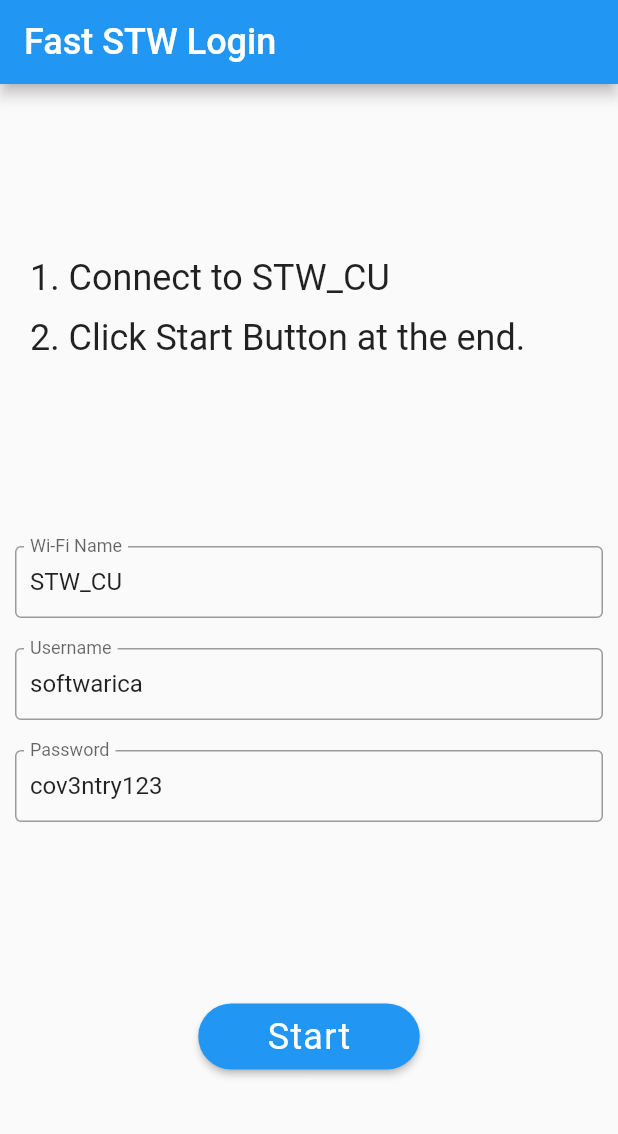
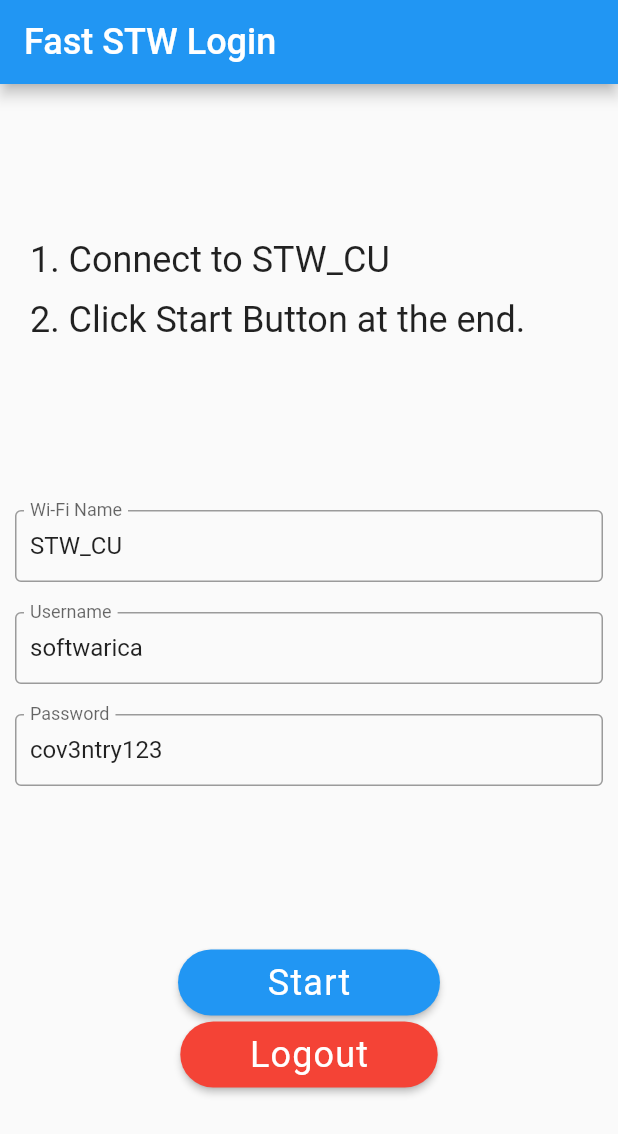
Before and after one commit to zznixt07/gateway-router-login-app, a Flutter app: the screen it shows after launch, on a phone screen of 412 x 824 dp. Shown: the top 1134 px of the screen. Run offline on Flutter 3.47's test engine with Material 2 defaults, Android fonts, the light colour scheme and no system bars.

Commit message:
added logout func

```diff
--- a/lib/main.dart
+++ b/lib/main.dart
@@ -22,6 +22,22 @@ Future<bool> loginToWIFI(String username, String password) async {
   } catch (e) {
   }
   return false;
+}
+
+Future<bool> logoutOfWifi() async {
+  try {
+    http.Response resp = await _get(LOGOUT_URL);
+    String? loc = resp.headers['Location'];
+    if (loc != null) return !(loc.startsWith('gateway.example.com/loginpages/autologout.shtml'));
+    return false;
+  } on http.ClientException {
+  } catch (e) {
+  }
+  return false;
+}
+
+Future<http.Response> _get(String url) {
+  return http.get(Uri.parse(url));
 }
 
 Future<http.Response> _post(String url, Map<String, dynamic> body) {
@@ -63,7 +79,14 @@ class _MyHomePageState extends State<MyHomePage> {
   final TextEditingController _passwordController =
       TextEditingController(text: _defaultPassword);
   final ButtonStyle btnStyle = ElevatedButton.styleFrom(
+      primary: Colors.blue,
       textStyle: const TextStyle(fontSize: 24.0, letterSpacing: 0.8),
+      padding: EdgeInsets.symmetric(horizontal: 46.0, vertical: 8.0),
+      shape: const RoundedRectangleBorder(
+          borderRadius: BorderRadius.all(Radius.circular(50))));
+  final ButtonStyle dangerousBtnStyle = ElevatedButton.styleFrom(
+    primary: Colors.red,
+    textStyle: const TextStyle(fontSize: 24.0, letterSpacing: 0.8),
       padding: EdgeInsets.symmetric(horizontal: 46.0, vertical: 8.0),
       shape: const RoundedRectangleBorder(
           borderRadius: BorderRadius.all(Radius.circular(50))));
@@ -99,7 +122,7 @@ class _MyHomePageState extends State<MyHomePage> {
       children: [
         _buildTips(),
         _buildConnect(),
-        _buildMainButton(context),
+        _buildLoginLogoutButtons(context),
       ],
     );
   }
@@ -152,7 +175,21 @@ class _MyHomePageState extends State<MyHomePage> {
         ]);
   }
 
-  Widget _buildMainButton(BuildContext ctx) {
+  Widget _buildLoginLogoutButtons(BuildContext ctx) {
+    return Container(
+      child: Center(
+        child: Column(
+          mainAxisAlignment: MainAxisAlignment.spaceEvenly,
+          children: [
+            _buildLoginButton(ctx),
+            _buildLogoutButton(ctx)
+          ]
+        )
+      )
+    );
+  }
+
+  Widget _buildLoginButton(BuildContext ctx) {
     return Container(
         child: Center(
             child: ElevatedButton(
@@ -162,7 +199,21 @@ class _MyHomePageState extends State<MyHomePage> {
                   if (success) _showSnackBar(ctx, 'Success');
                   else _showSnackBar(ctx, 'Try Again.');
                 },
-                child: const MyText('Start'))));
+                // This is main button. Its width should be bigger.
+                child: const MyText('  Start  '))));
+  }
+
+  Widget _buildLogoutButton(BuildContext ctx) {
+    return Container(
+        child: Center(
+            child: ElevatedButton(
+                style: dangerousBtnStyle,
+                onPressed: () async {
+                  bool success = await logoutOfWifi();
+                  if (success) _showSnackBar(ctx, 'Success');
+                  else _showSnackBar(ctx, 'Try Again.');
+                },
+                child: const MyText('Logout'))));
   }
 
   void _showSnackBar(BuildContext ctx, String msg) {
```
